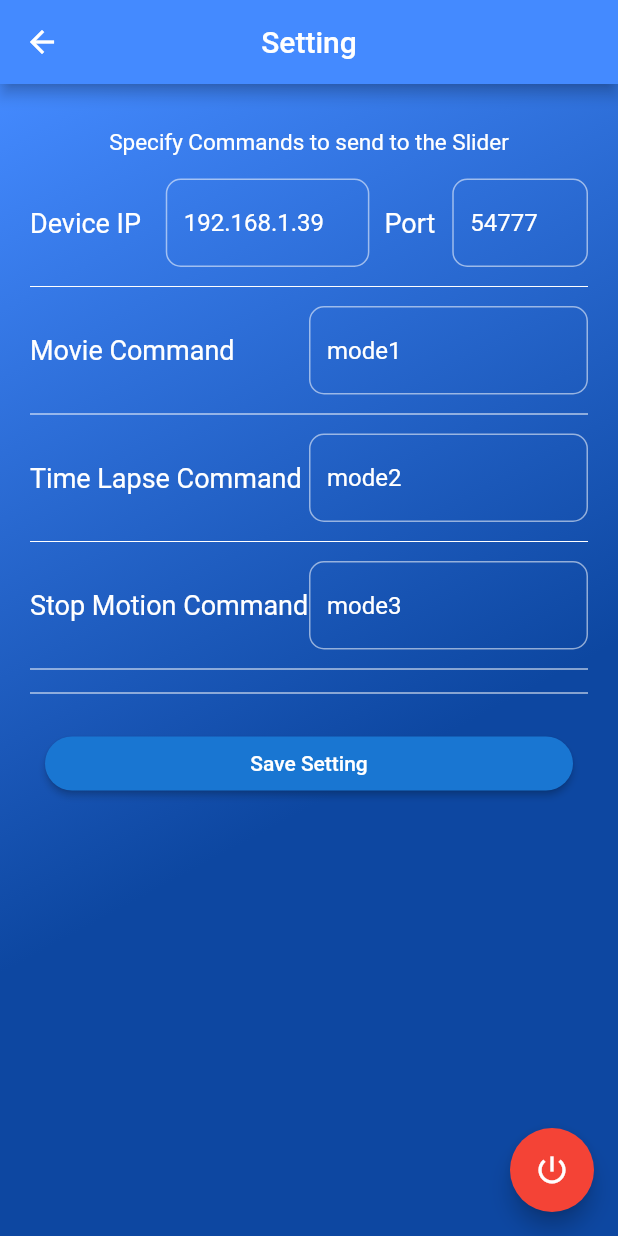
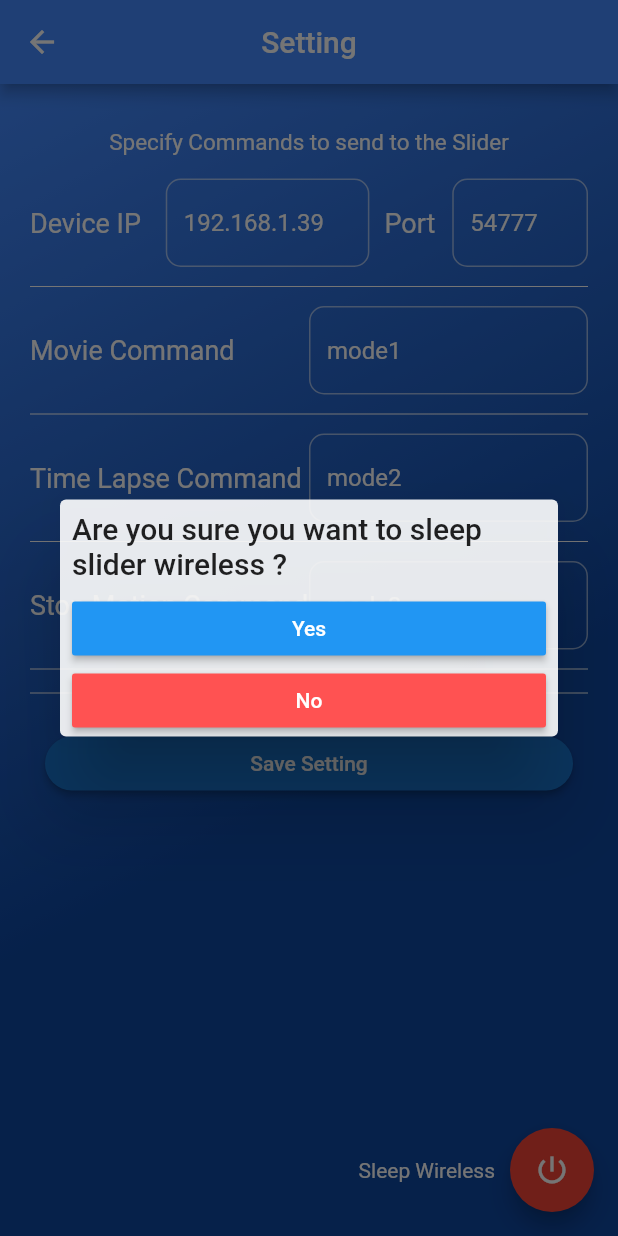
Before and after one commit to salehzarei/Micro-Controller, a Flutter app: the screen it shows after launch, after a tap on the "power settings new" icon, on a phone screen of 412 x 824 dp. Run offline on Flutter 3.47's test engine with Material 2 defaults, Android fonts, the light colour scheme and no system bars; our stand-ins replace flutter_masked_text, get, shared_preferences; missing offline and left inert: battery_indicator, xlive_switch.

Commit message:
رفع ایرادات نهایی

```diff
--- a/lib/dashboard.dart
+++ b/lib/dashboard.dart
@@ -302,7 +302,7 @@ class Dashboard extends StatelessWidget {
                                             : Colors.grey,
                                         fontSize: 40)),
                               ),
-                              Text(x.intervalCounter.text,
+                              Text(x.selectedIntevalTime.value,
                                   style: TextStyle(
                                       color: x.timeLapsBtnValue.value
                                           ? Colors.yellow
--- a/lib/settingPage.dart
+++ b/lib/settingPage.dart
@@ -15,15 +15,47 @@ class SettingPage extends StatelessWidget {
                 title: Text("Setting"),
                 backgroundColor: Colors.blueAccent.shade200,
               ),
-              floatingActionButton: FloatingActionButton(
+              floatingActionButton: Row(
+                mainAxisAlignment: MainAxisAlignment.end,
+                children: [
+                  Text(
+                    "Sleep Wireless",
+                    style: TextStyle(color: Colors.white),
+                  ),
+                  SizedBox(
+                    width: 10,
+                  ),
+                  FloatingActionButton(
                     backgroundColor: Colors.red,
+                    onPressed: () => Get.dialog(SimpleDialog(
+                      backgroundColor: Colors.white.withOpacity(0.9),
+                      titlePadding: EdgeInsets.all(8),
+                      contentPadding: EdgeInsets.symmetric(horizontal: 8),
+                      title: Text(
+                          "Are you sure you want to sleep slider wireless ?"),
+                      children: [
+                        RaisedButton(
+                            child: Text("Yes",
+                                style: TextStyle(color: Colors.white)),
+                            color: Colors.blue,
                             onPressed: () => x
                                 .disconnectFromServer()
-                    .whenComplete(() => SystemNavigator.pop()),
+                                .whenComplete(() => SystemNavigator.pop())),
+                        RaisedButton(
+                            child: Text(
+                              "No",
+                              style: TextStyle(color: Colors.white),
+                            ),
+                            color: Colors.redAccent,
+                            onPressed: () => Get.back())
+                      ],
+                    )),
                     child: Icon(
                       Icons.power_settings_new,
                       color: Colors.white,
                     ),
+                  ),
+                ],
               ),
               body: Center(
                   child: Container(
```
Also changed, not shown: lib/getXController.dart (+41 -2 lines). Lines whose indentation alone changed are shown as unchanged.
